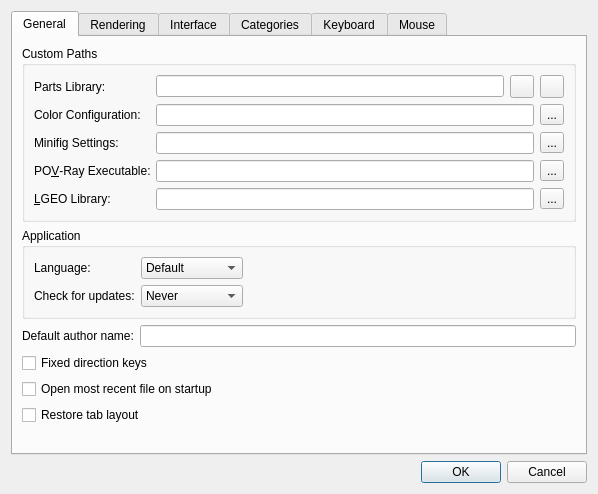
This is qt/lc_qpreferencesdialog.ui in leozide/leocad as Qt 5 draws it before an edit. The edited form follows.
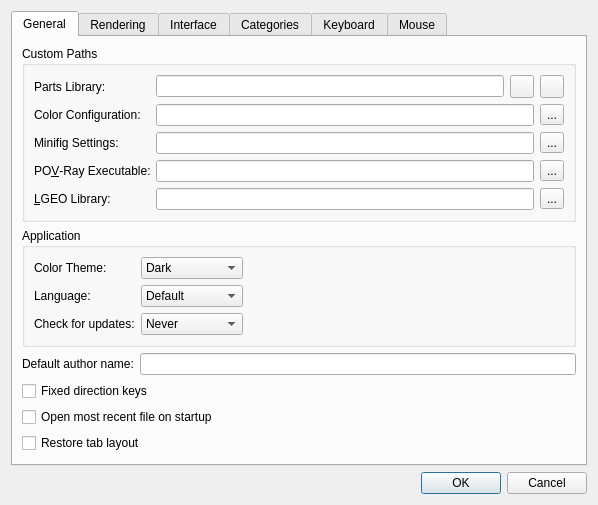
This is the edited form. Icons and pictures are not drawn.

Commit message: Dark color theme.

```diff
--- a/qt/lc_qpreferencesdialog.ui
+++ b/qt/lc_qpreferencesdialog.ui
@@ -33,7 +33,7 @@
           <string>Application</string>
          </property>
          <layout class="QGridLayout" name="gridLayout_4">
-          <item row="0" column="0">
+          <item row="1" column="0">
            <widget class="QLabel" name="label_19">
             <property name="text">
              <string>Language:</string>
@@ -43,17 +43,7 @@
             </property>
            </widget>
           </item>
-          <item row="1" column="0">
-           <widget class="QLabel" name="label_10">
-            <property name="text">
-             <string>Check for updates:</string>
-            </property>
-            <property name="buddy">
-             <cstring>checkForUpdates</cstring>
-            </property>
-           </widget>
-          </item>
-          <item row="0" column="1">
+          <item row="1" column="1">
            <widget class="QComboBox" name="Language">
             <item>
              <property name="text">
@@ -92,7 +82,7 @@
             </item>
            </widget>
           </item>
-          <item row="1" column="1">
+          <item row="2" column="1">
            <widget class="QComboBox" name="checkForUpdates">
             <item>
              <property name="text">
@@ -111,7 +101,17 @@
             </item>
            </widget>
           </item>
-          <item row="0" column="2">
+          <item row="2" column="0">
+           <widget class="QLabel" name="label_10">
+            <property name="text">
+             <string>Check for updates:</string>
+            </property>
+            <property name="buddy">
+             <cstring>checkForUpdates</cstring>
+            </property>
+           </widget>
+          </item>
+          <item row="1" column="2">
            <spacer name="horizontalSpacer_8">
             <property name="orientation">
              <enum>Qt::Horizontal</enum>
@@ -124,6 +124,30 @@
             </property>
            </spacer>
           </item>
+          <item row="0" column="0">
+           <widget class="QLabel" name="label_25">
+            <property name="text">
+             <string>Color Theme:</string>
+            </property>
+            <property name="buddy">
+             <cstring>Language</cstring>
+            </property>
+           </widget>
+          </item>
+          <item row="0" column="1">
+           <widget class="QComboBox" name="ColorTheme">
+            <item>
+             <property name="text">
+              <string>Dark</string>
+             </property>
+            </item>
+            <item>
+             <property name="text">
+              <string>System</string>
+             </property>
+            </item>
+           </widget>
+          </item>
          </layout>
         </widget>
        </item>
```
Left out of the diff: 58 changed lines with no effect on the pictures. The commit also changes 20 other files.
